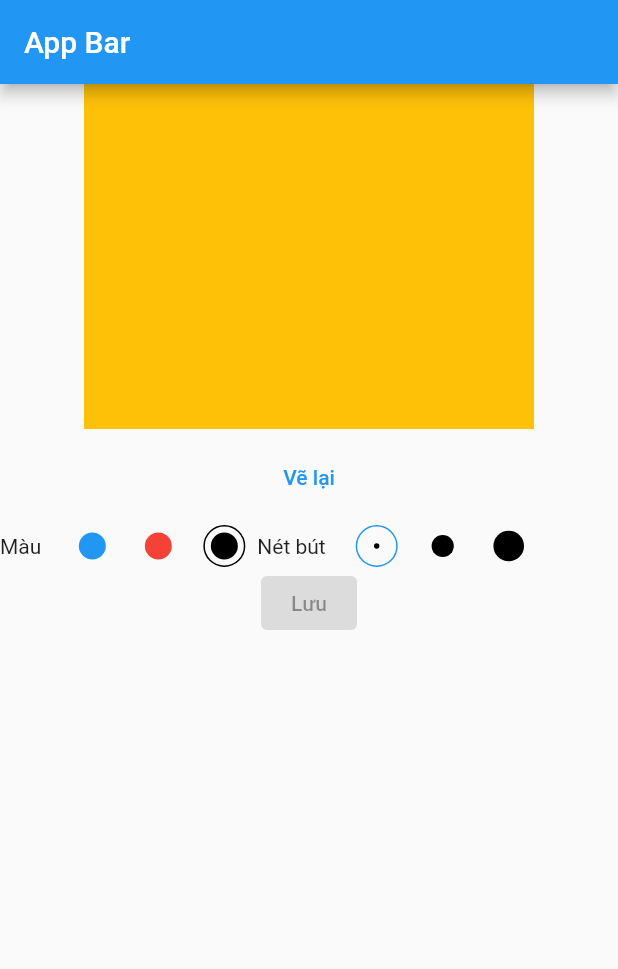
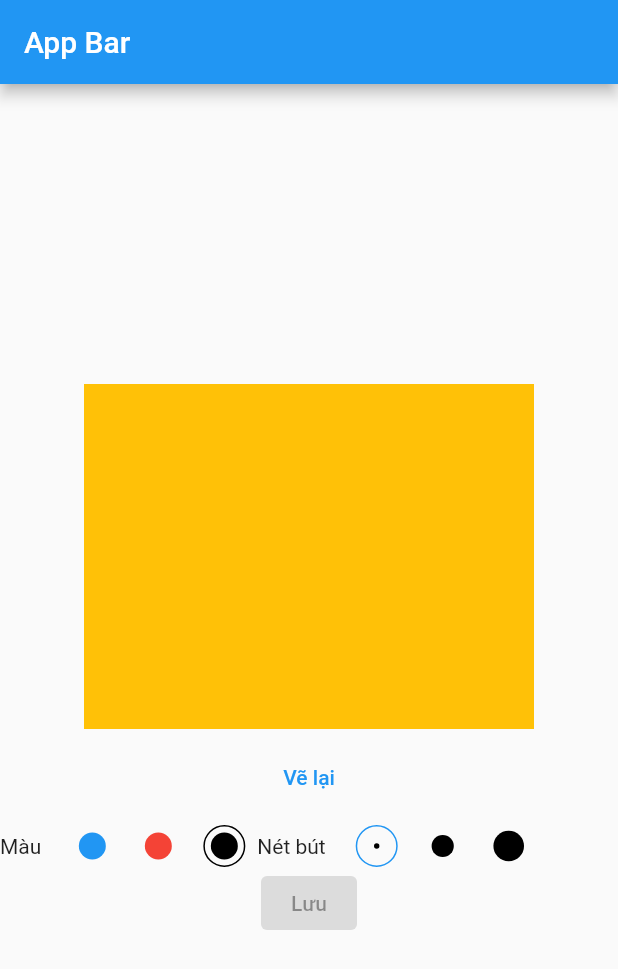
Before and after one commit to logandx/flutter_drawing, a Flutter app: the screen it shows after launch, on a phone screen of 412 x 824 dp. Shown: the top 969 px of the screen. Run offline on Flutter 3.47's test engine with Material 2 defaults, Android fonts, the light colour scheme and no system bars; our stand-ins replace equatable, nested.

Commit message:
fix column hasSize

```diff
--- a/lib/home_page.dart
+++ b/lib/home_page.dart
@@ -35,7 +35,9 @@ class _HomePageState extends State<HomePage> {
       body: SingleChildScrollView(
         child: Column(
           children: [
-            const Spacer(),
+            const SizedBox(
+              height: 200,
+            ),
             Signature(
               canvasGlobalKey: canvasGlobalKey,
               backgroundColor: Colors.amber,
```
